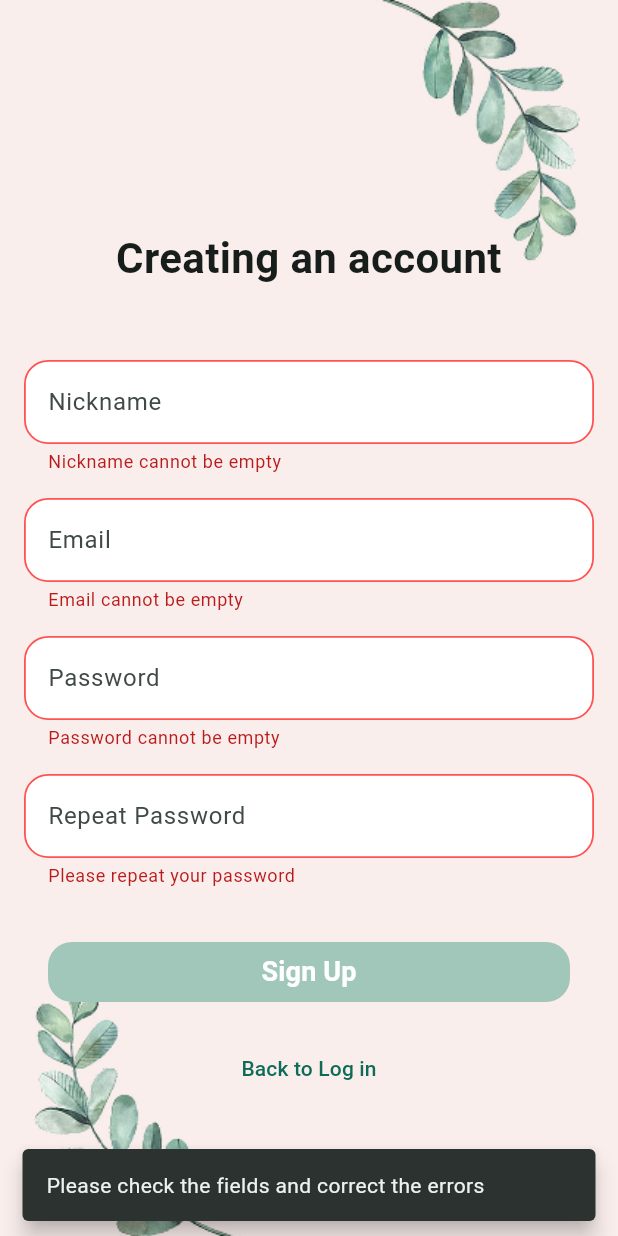
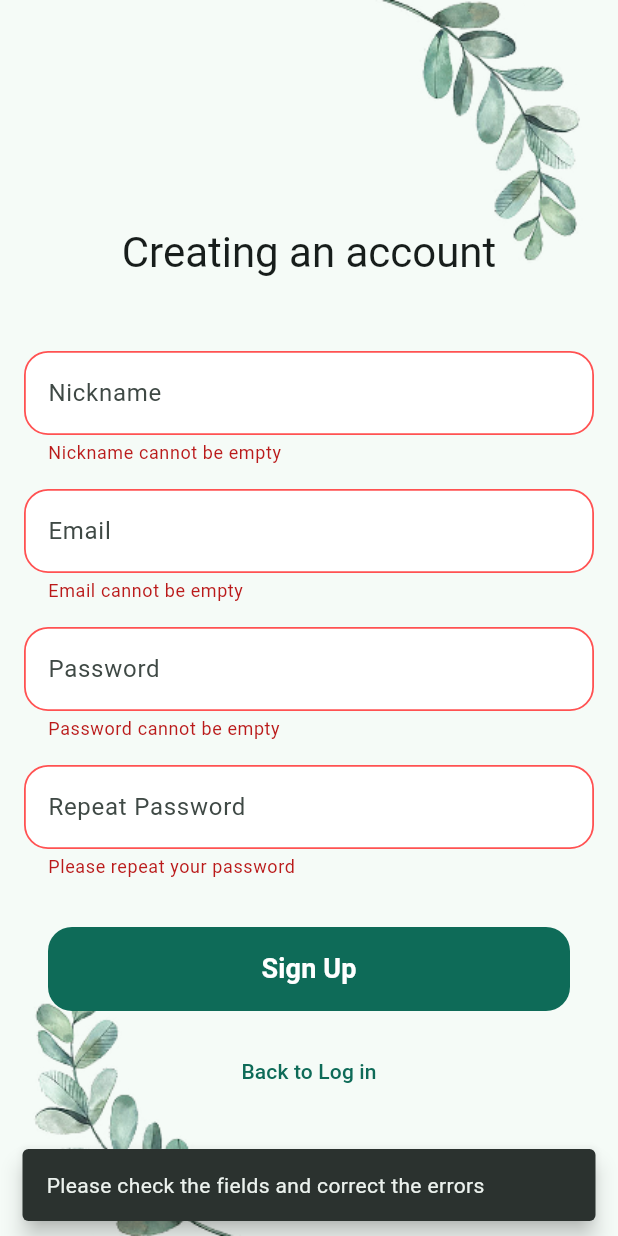
Before and after one commit to katharina-gross/Stress-management-app, a Flutter app: the RegistrationScreen screen opened by its route, after a tap on "Sign Up", on a phone screen of 412 x 824 dp. Run offline on Flutter 3.47's test engine with Material 3 defaults, Android fonts, the phone set to English and light mode, and no system bars; our stand-ins replace flutter_secure_storage; accounts and stored records are empty.

Commit message:
Update registration_screen.dart

```diff
--- a/frontend/lib/screens/registration_screen.dart
+++ b/frontend/lib/screens/registration_screen.dart
@@ -1,6 +1,4 @@
 import 'package:flutter/material.dart';
-import 'package:stress_management_app/services/auth_service.dart';
-
 
 class RegistrationScreen extends StatefulWidget {
   const RegistrationScreen({super.key});
@@ -12,13 +10,9 @@ class RegistrationScreen extends StatefulWidget {
 class _RegistrationScreenState extends State<RegistrationScreen> {
   final _formKey = GlobalKey<FormState>();
   final _nicknameController = TextEditingController();
-  final _emailController    = TextEditingController();
+  final _emailController = TextEditingController();
   final _passwordController = TextEditingController();
-  final _confirmController  = TextEditingController();
-  final TextEditingController emailController = TextEditingController();
-  final TextEditingController passwordController = TextEditingController();
-  final AuthService _authService = AuthService();
-
+  final _confirmController = TextEditingController();
 
   @override
   void dispose() {
@@ -29,32 +23,9 @@ class _RegistrationScreenState extends State<RegistrationScreen> {
     super.dispose();
   }
 
-  void _handleSignUp() async {
+  void _handleSignUp() {
     if (_formKey.currentState!.validate()) {
-    final email = emailController.text.trim();
-    final password = passwordController.text.trim();
-
-    try {
-      await _authService.register(email, password);
-
-      ScaffoldMessenger.of(context).showSnackBar(
-        const SnackBar(
-          content: Text('Регистрация успешна'),
-          behavior: SnackBarBehavior.floating,
-        ),
-      );
-
-      // Если нужно — переход на экран логина:
-      Navigator.pushReplacementNamed(context, '/login');
-
-    } catch (e) {
-      ScaffoldMessenger.of(context).showSnackBar(
-        SnackBar(
-          content: Text('Ошибка регистрации: ${e.toString()}'),
-          behavior: SnackBarBehavior.floating,
-        ),
-      );
-    }
+      // TODO: отправить запрос на регистрацию
     } else {
       ScaffoldMessenger.of(context).showSnackBar(
         const SnackBar(
@@ -65,11 +36,12 @@ class _RegistrationScreenState extends State<RegistrationScreen> {
     }
   }
 
-
   @override
   Widget build(BuildContext context) {
+    final theme = Theme.of(context);
+
     return Scaffold(
-      backgroundColor: const Color(0xFFF9EEEC),
+      backgroundColor: theme.scaffoldBackgroundColor,
       body: SafeArea(
         child: Stack(
           children: [
@@ -94,21 +66,17 @@ class _RegistrationScreenState extends State<RegistrationScreen> {
                     children: [
                       const SizedBox(height: 64),
 
-                      // Новый заголовок
-                      const Text(
+                      Text(
                         'Creating an account',
                         textAlign: TextAlign.center,
-                        style: TextStyle(
-                          fontSize: 28,
-                          fontWeight: FontWeight.bold,
-                        ),
+                        style: theme.textTheme.headlineMedium,
                       ),
                       const SizedBox(height: 48),
 
                       // Nickname
                       TextFormField(
                         controller: _nicknameController,
-                        decoration: _inputDecoration('Nickname'),
+                        decoration: _inputDecoration(context, 'Nickname'),
                         validator: (v) => (v == null || v.trim().isEmpty)
                             ? 'Nickname cannot be empty'
                             : null,
@@ -119,12 +87,11 @@ class _RegistrationScreenState extends State<RegistrationScreen> {
                       TextFormField(
                         controller: _emailController,
                         keyboardType: TextInputType.emailAddress,
-                        decoration: _inputDecoration('Email'),
+                        decoration: _inputDecoration(context, 'Email'),
                         validator: (v) {
                           if (v == null || v.trim().isEmpty) {
                             return 'Email cannot be empty';
                           }
-                          // простой RegExp для базовой проверки
                           final emailReg = RegExp(r'^[\w-\.]+@([\w-]+\.)+[\w-]{2,4}$');
                           if (!emailReg.hasMatch(v.trim())) {
                             return 'Enter a valid email address';
@@ -134,12 +101,11 @@ class _RegistrationScreenState extends State<RegistrationScreen> {
                       ),
                       const SizedBox(height: 16),
 
-
                       // Password
                       TextFormField(
                         controller: _passwordController,
                         obscureText: true,
-                        decoration: _inputDecoration('Password'),
+                        decoration: _inputDecoration(context, 'Password'),
                         validator: (v) {
                           if (v == null || v.isEmpty) {
                             return 'Password cannot be empty';
@@ -157,7 +123,7 @@ class _RegistrationScreenState extends State<RegistrationScreen> {
                       TextFormField(
                         controller: _confirmController,
                         obscureText: true,
-                        decoration: _inputDecoration('Repeat Password'),
+                        decoration: _inputDecoration(context, 'Repeat Password'),
                         validator: (v) {
                           if (v == null || v.isEmpty) {
                             return 'Please repeat your password';
@@ -172,6 +138,7 @@ class _RegistrationScreenState extends State<RegistrationScreen> {
 
                       // Кнопка регистрации
                       _filledButton(
+                        context: context,
                         label: 'Sign Up',
                         onTap: _handleSignUp,
                       ),
@@ -195,41 +162,53 @@ class _RegistrationScreenState extends State<RegistrationScreen> {
     );
   }
 
-  InputDecoration _inputDecoration(String hint) => InputDecoration(
+  InputDecoration _inputDecoration(BuildContext context, String hint) {
+    final borderColor = Theme.of(context).colorScheme.secondary;
+
+    return InputDecoration(
       hintText: hint,
       filled: true,
       fillColor: Colors.white,
       enabledBorder: OutlineInputBorder(
         borderRadius: BorderRadius.circular(16),
-          borderSide: const BorderSide(color: Color(0xFF838383), width: 1.2),
+        borderSide: BorderSide(color: borderColor, width: 1.2),
       ),
       focusedBorder: OutlineInputBorder(
         borderRadius: BorderRadius.circular(16),
-          borderSide: const BorderSide(color: Color(0xFF838383), width: 1.6),
+        borderSide: BorderSide(color: borderColor, width: 1.6),
       ),
       errorBorder: OutlineInputBorder(
         borderRadius: BorderRadius.circular(16),
         borderSide: const BorderSide(color: Colors.redAccent, width: 1.2),
       ),
+      focusedErrorBorder: OutlineInputBorder(
+        borderRadius: BorderRadius.circular(16),
+        borderSide: const BorderSide(color: Colors.redAccent, width: 1.6),
+      ),
     );
+  }
 
   Widget _filledButton({
+    required BuildContext context,
     required String label,
     required VoidCallback onTap,
-  }) =>
-      Padding(
+  }) {
+    return Padding(
       padding: const EdgeInsets.symmetric(horizontal: 16),
       child: FilledButton(
         style: FilledButton.styleFrom(
-            backgroundColor: const Color(0xFFA1C7BA),
+          backgroundColor: Theme.of(context).colorScheme.primary,
+          minimumSize: const Size.fromHeight(56),
           shape: RoundedRectangleBorder(
             borderRadius: BorderRadius.circular(16),
           ),
         ),
         onPressed: onTap,
-          child: Text(label,
-              style:
-                  const TextStyle(fontSize: 18, fontWeight: FontWeight.w600)),
+        child: Text(
+          label,
+          style: const TextStyle(fontSize: 18, fontWeight: FontWeight.w600),
+        ),
       ),
     );
   }
+}
```
Lines whose indentation alone changed are shown as unchanged.
